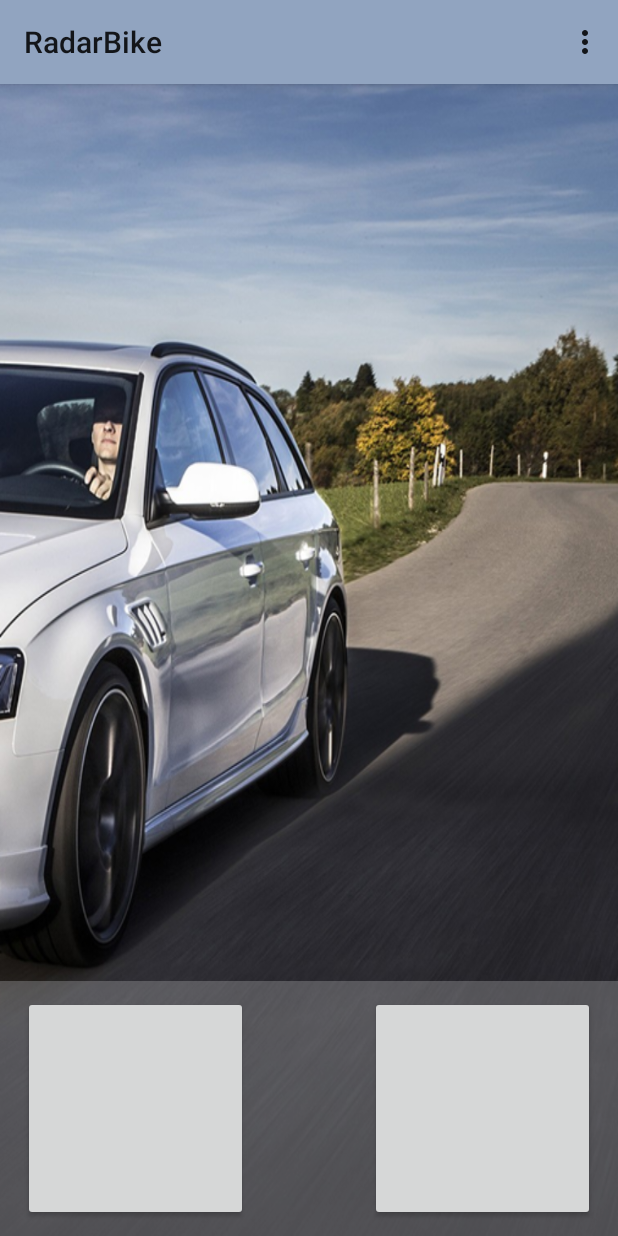
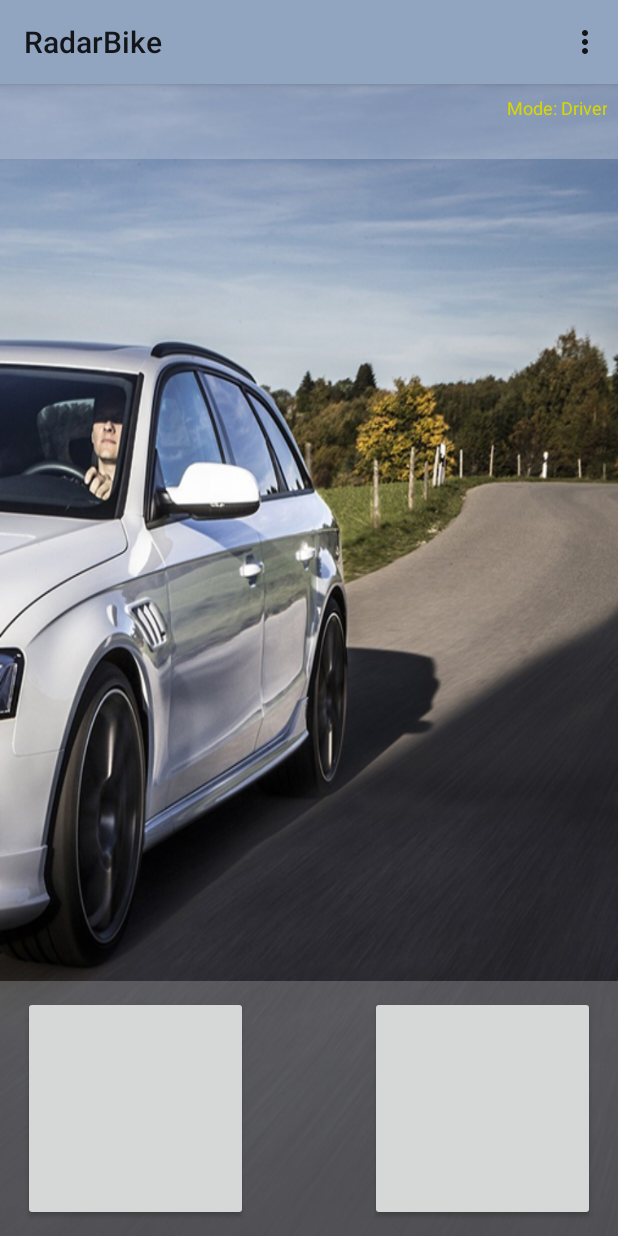
Before and after one commit to saviorgp/radarbike, an Android app: the screen it shows after launch (MainActivity), on a phone screen of 412 x 824 dp. Run offline under Robolectric (Android 15) with nearby library versions, the phone set to English and light mode, and no system bars; plain views replace CircleButton.

Commit message:
Cyclist Drawable

```diff
--- a/RadarBike/app/build.gradle
+++ b/RadarBike/app/build.gradle
@@ -16,7 +16,7 @@ android {
 
     defaultConfig {
         applicationId "radarbike.android.com.radarbike"
-        minSdkVersion 14
+        minSdkVersion 16
         targetSdkVersion 21
         versionCode 1
         versionName "1.0"
--- a/RadarBike/app/src/main/java/com/android/radarbike/view/activity/MainActivity.java
+++ b/RadarBike/app/src/main/java/com/android/radarbike/view/activity/MainActivity.java
@@ -1,18 +1,14 @@
 package com.android.radarbike.view.activity;
 
-import android.location.Location;
-import android.location.LocationListener;
-import android.location.LocationManager;
+import android.os.Bundle;
 import android.support.v7.app.ActionBarActivity;
-import android.os.Bundle;
 import android.view.Menu;
 import android.view.MenuItem;
-import android.widget.Toast;
+import android.view.View;
+import android.widget.ImageButton;
 
-import com.android.radarbike.Helper.SpeedAndDistanceMeasurerHelper;
 import com.android.radarbike.R;
 import com.android.radarbike.service.RadarBikeService;
-import com.android.radarbike.utils.Logger;
 
 
 public class MainActivity extends ActionBarActivity {
@@ -21,6 +17,18 @@ public class MainActivity extends ActionBarActivity {
     protected void onCreate(Bundle savedInstanceState) {
         super.onCreate(savedInstanceState);
         setContentView(R.layout.activity_main);
+
+        findViewById(R.id.btDriver).setOnClickListener(new View.OnClickListener() {
+            public void onClick(View v) {
+                    findViewById(R.id.main_layout).setBackground(getResources().getDrawable(R.drawable.driver));
+            }
+        });
+
+        findViewById(R.id.btCyclist).setOnClickListener(new View.OnClickListener() {
+            public void onClick(View v) {
+                findViewById(R.id.main_layout).setBackground(getResources().getDrawable(R.drawable.cyclist));
+            }
+        });
     }
 
 
--- a/RadarBike/app/src/main/res/layout/activity_main.xml
+++ b/RadarBike/app/src/main/res/layout/activity_main.xml
@@ -1,4 +1,5 @@
 <RelativeLayout xmlns:android="http://schemas.android.com/apk/res/android"
+    android:id="@+id/main_layout"
     xmlns:tools="http://schemas.android.com/tools"
     xmlns:app="http://schemas.android.com/apk/res-auto"
     android:layout_width="match_parent"
@@ -6,15 +7,16 @@
     android:background="@drawable/driver"
     tools:context=".MainActivity">
 
-  <!-- <TextView
+   <TextView
        android:background="@color/gray_blue"
        android:layout_alignParentTop="true"
+       android:layout_alignParentRight="true"
        android:layout_width="match_parent"
        android:layout_height="50dip"
        android:padding="7dip"
        android:gravity="end"
-       style="@style/Black_30sp"
-       android:text="@string/app_name"/>-->
+       style="@style/Yellow_12sp"
+       android:text="@string/mode_driver"/>
 
     <RelativeLayout
         android:paddingLeft="15dip"
@@ -29,6 +31,7 @@
         android:layout_height="wrap_content">
 
         <at.markushi.ui.CircleButton
+            android:id="@+id/btDriver"
             android:layout_alignParentLeft="true"
             android:layout_width="150dip"
             android:layout_height="150dip"
@@ -37,6 +40,7 @@
             app:cb_pressedRingWidth="10dip" />
 
         <at.markushi.ui.CircleButton
+            android:id="@+id/btCyclist"
             android:layout_alignParentRight="true"
             android:layout_width="150dip"
             android:layout_height="150dip"
--- a/RadarBike/app/src/main/res/values/colors.xml
+++ b/RadarBike/app/src/main/res/values/colors.xml
@@ -6,4 +6,5 @@
     <color name="black">#000</color>
     <color name="gray_blue">#66C4CDDD</color>
     <color name="light_blue">#41B8DA</color>
+    <color name="yellow">#D8D800</color>
 </resources>
--- a/RadarBike/app/src/main/res/values/strings.xml
+++ b/RadarBike/app/src/main/res/values/strings.xml
@@ -3,4 +3,6 @@
     <string name="hello_world">Hello world!</string>
     <string name="action_driver_settings">Driver Settings</string>
     <string name="action_cyclist_settings">Cyclist Settings</string>
+    <string name="mode_driver">Mode: Driver</string>
+    <string name="mode_cyclist">Mode: Cyclist</string>
 </resources>
--- a/RadarBike/app/src/main/res/values/styles.xml
+++ b/RadarBike/app/src/main/res/values/styles.xml
@@ -12,4 +12,9 @@
         <item name="android:textSize">30sp</item>
     </style>
 
+    <style name="Yellow_12sp" parent="@android:style/Widget.TextView">
+        <item name="android:textColor">@color/yellow</item>
+        <item name="android:textSize">12sp</item>
+    </style>
+
 </resources>
```
Also changed, not shown: RadarBike/app/src/main/res/drawable/cyclist.png (added).
